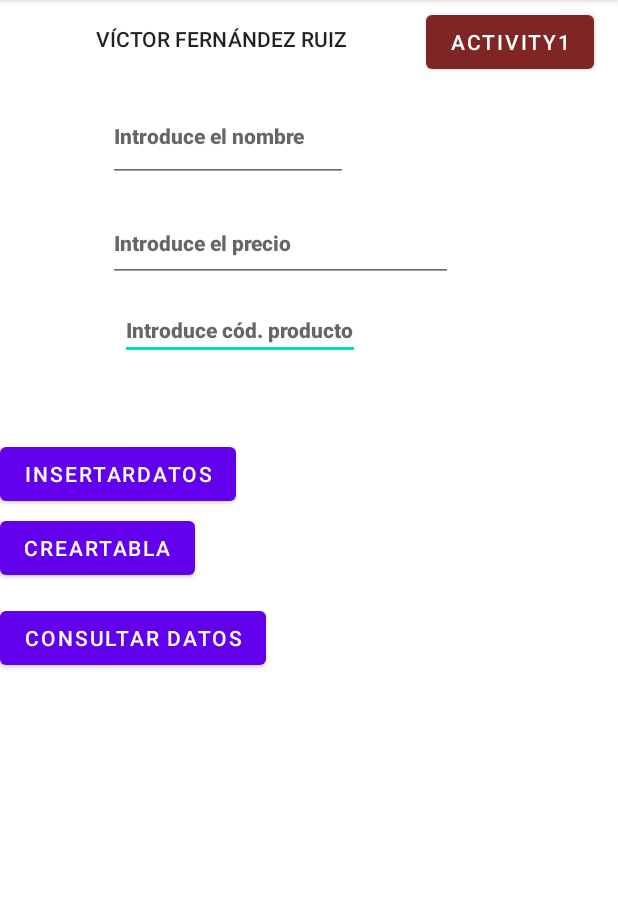
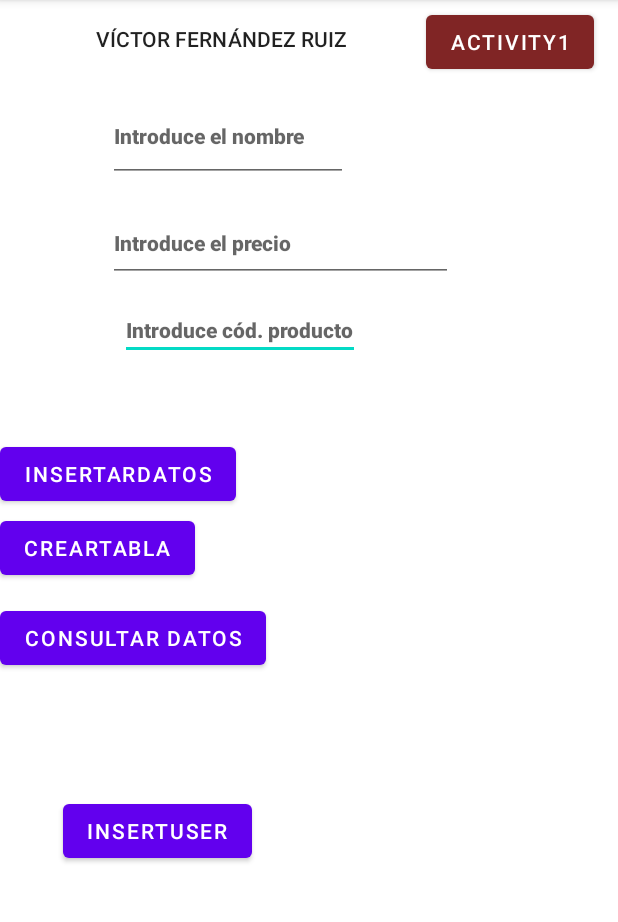
Before and after one commit to VictorFernandezRuiz/Pac_Desarrollo_Movil, an Android app: the Activity2 screen opened directly, with no data from a screen before it, on a phone screen of 412 x 824 dp, the part 84-1006 px from its top. Run offline under Robolectric (Android 15) with nearby library versions, the phone set to English and light mode, and no system bars; 1 statement that could not run was skipped.

Commit message:
lo que me he encontrado lo subo para no perderlo

```diff
--- a/app/build.gradle
+++ b/app/build.gradle
@@ -42,4 +42,5 @@ dependencies {
     testImplementation 'junit:junit:4.+'
     androidTestImplementation 'androidx.test.ext:junit:1.1.2'
     androidTestImplementation 'androidx.test.espresso:espresso-core:3.3.0'
+    compile 'com.android.volley:volley:1.0.0'
 }
--- a/app/src/main/AndroidManifest.xml
+++ b/app/src/main/AndroidManifest.xml
@@ -2,6 +2,7 @@
 <manifest xmlns:android="http://schemas.android.com/apk/res/android"
     package="com.example.pac_desarrollo">
     <uses-permission android:name="android.permission.CAMERA" />
+    <uses-permission android:name="android.permission.INTERNET" />
     <uses-feature android:name="android.hardware.Camera"
         android:required="true" />
     <uses-permission android:name="android.permission.WRITE_EXTERNAL_STORAGE" />
--- a/app/src/main/java/com/example/pac_desarrollo/Activity2.kt
+++ b/app/src/main/java/com/example/pac_desarrollo/Activity2.kt
@@ -26,6 +26,7 @@ class Activity2 : AppCompatActivity() {
     private lateinit var editNombre: EditText
     private lateinit var editPrecio: EditText
     private lateinit var fila: Cursor
+    private lateinit var buttonInsertUser: Button
 
     override fun onCreate(savedInstanceState: Bundle?) {
         super.onCreate(savedInstanceState)
@@ -38,7 +39,27 @@ class Activity2 : AppCompatActivity() {
         editCodProd = findViewById(R.id.editCodProd)
         editNombre = findViewById(R.id.editNombre)
         editPrecio = findViewById(R.id.editPrecio)
+        buttonInsertUser = findViewById(R.id.buttonInsertUser)
 
+        private RequestQueue queue;
+
+        buttonInsertUser.setOnClickListener {
+
+
+            val queue = Volley.newRequestQueue(this)
+            val url = "http://www.google.com"
+
+            // Request a string response from the provided URL.
+            val stringRequest = StringRequest(Request.Method.GET, url,
+                    Response.Listener<String> { response ->
+                        // Display the first 500 characters of the response string.
+                        textView.text = "Response is: ${response.substring(0, 500)}"
+                    },
+                    Response.ErrorListener { textView.text = "That didn't work!" })
+
+            // Add the request to the RequestQueue.
+            queue.add(stringRequest)
+        }
 
 
          buttonInsertarDatos.setOnClickListener {
--- a/app/src/main/res/layout/activity_2.xml
+++ b/app/src/main/res/layout/activity_2.xml
@@ -133,5 +133,19 @@
         app:layout_constraintStart_toStartOf="parent"
         app:layout_constraintTop_toBottomOf="@+id/buttonActivity1" />
 
+    <Button
+        android:id="@+id/buttonInsertUser"
+        android:layout_width="wrap_content"
+        android:layout_height="wrap_content"
+        android:layout_marginStart="42dp"
+        android:layout_marginLeft="42dp"
+        android:layout_marginEnd="244dp"
+        android:layout_marginRight="244dp"
+        android:layout_marginBottom="190dp"
+        android:text="InsertUser"
+        app:layout_constraintBottom_toBottomOf="parent"
+        app:layout_constraintEnd_toEndOf="parent"
+        app:layout_constraintStart_toStartOf="parent" />
+
 
 </androidx.constraintlayout.widget.ConstraintLayout>
```
